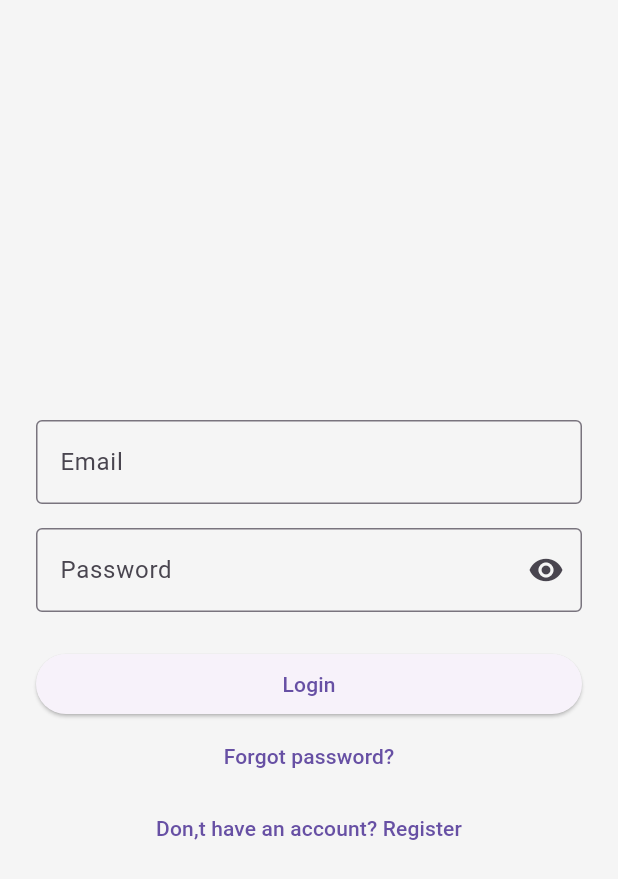
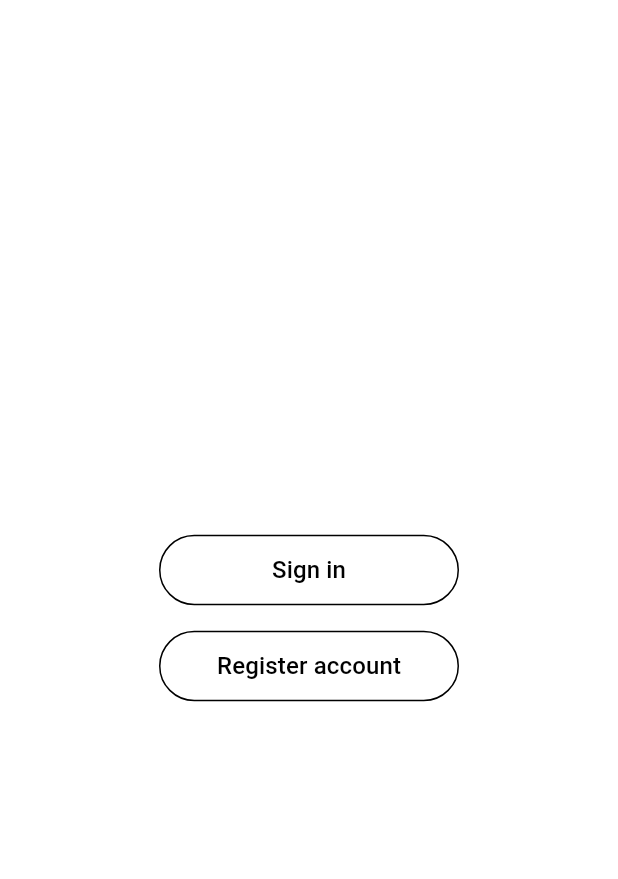
Before and after one commit to Abdulsathar27/strell, a Flutter app: the screen it shows after launch, on a phone screen of 412 x 824 dp. Shown: the top 879 px of the screen. Run offline on Flutter 3.47's test engine with Material 3 defaults, Android fonts, the phone set to English and light mode, and no system bars.

```diff
--- /dev/null
+++ b/lib/screens/getstarted_page.dart
@@ -0,0 +1,19 @@
+import 'package:app/widgets/get_started/get_started_widget.dart';
+import 'package:flutter/material.dart';
+
+
+class GetStartedPage extends StatelessWidget {
+  const GetStartedPage({super.key});
+
+  @override
+  Widget build(BuildContext context) {
+    return const Scaffold(
+      backgroundColor: Colors.white,
+      body: SafeArea(
+        child: Center(
+          child:GetStartedWidget(),
+        ),
+      ),
+    );
+  }
+}
--- a/lib/screens/login_page.dart
+++ b/lib/screens/login_page.dart
@@ -1,5 +1,6 @@
-import 'package:app/screens/register_page.dart';
+import 'package:app/widgets/login/login_page.dart';
 import 'package:flutter/material.dart';
+
 
 class LoginPage extends StatefulWidget {
   const LoginPage({super.key});
@@ -18,59 +19,10 @@ class _LoginPageState extends State<LoginPage> {
   Widget build(BuildContext context) {
     return Scaffold(
       backgroundColor: Colors.grey[100],
-      body: Center(
+      body: const Center(
         child: SingleChildScrollView(
-          padding: const EdgeInsets.symmetric(horizontal: 24),
-          child: Form(
-            child: Column(
-              children: [
-                const SizedBox(height: 32),
-                TextFormField(
-                  keyboardType: TextInputType.emailAddress,
-                  decoration: const InputDecoration(
-                    labelText: 'Email',
-                    border: OutlineInputBorder(),
-                  ),
-                ),
-
-                const SizedBox(height: 16),
-                TextFormField(
-                  decoration: InputDecoration(
-                    labelText: 'Password',
-                    border: const OutlineInputBorder(),
-                    suffixIcon: IconButton(
-                      icon: Icon(Icons.visibility),
-                      onPressed: () {},
-                    ),
-                  ),
-                ),
-
-                const SizedBox(height: 24),
-                SizedBox(
-                  width: double.infinity,
-                  child: ElevatedButton(
-                    onPressed: () {},
-                    child: const Text('Login'),
-                  ),
-                ),
-                TextButton(
-                  onPressed: () {},
-                  child: const Text('Forgot password?'),
-                ),
-                TextButton(
-                  onPressed: () {
-                    Navigator.push(
-                      context,
-                      MaterialPageRoute(
-                        builder: (context) => const RegisterPage(),
-                      ),
-                    );
-                  },
-                  child: const Text("Don,t have an account? Register"),
-                ),
-              ],
-            ),
-          ),
+          padding: EdgeInsets.symmetric(horizontal: 24),
+          child: LoginFormWidget(),
         ),
       ),
     );
--- a/lib/screens/splash.dart
+++ b/lib/screens/splash.dart
@@ -1,5 +1,5 @@
+import 'package:app/screens/getstarted_page.dart';
 import 'package:flutter/material.dart';
-import 'package:app/screens/login_page.dart';
 
 class Splash extends StatefulWidget {
   const Splash({super.key});
@@ -20,14 +20,14 @@ class _SplashState extends State<Splash> {
     if (!mounted) return;
     Navigator.pushReplacement(
       context,
-      MaterialPageRoute(builder: (_) => const LoginPage()),
+      MaterialPageRoute(builder: (_) => const GetStartedPage()),
     );
   }
 
   @override
   Widget build(BuildContext context) {
     return const Scaffold(
-      backgroundColor: Colors.red,
+      backgroundColor: Colors.tealAccent,
       body: Center(
         child: Text(
           'Strell',
--- /dev/null
+++ b/lib/widgets/get_started/get_started_widget.dart
@@ -0,0 +1,64 @@
+import 'package:app/screens/login_page.dart';
+import 'package:app/screens/register_page.dart';
+import 'package:flutter/material.dart';
+
+
+class GetStartedWidget extends StatelessWidget {
+  const GetStartedWidget({super.key});
+
+  @override
+  Widget build(BuildContext context) {
+    return Column(
+      mainAxisAlignment: MainAxisAlignment.center,
+      children: [
+        /// Sign in button
+        SizedBox(
+          width: 200,
+          child: OutlinedButton(
+            style: OutlinedButton.styleFrom(
+              padding: const EdgeInsets.symmetric(vertical: 12),
+              side: const BorderSide(color: Colors.black, width: 1),
+            ),
+            onPressed: () {
+              Navigator.push(
+                context,
+                MaterialPageRoute(
+                  builder: (context) => const LoginPage(),
+                ),
+              );
+            },
+            child: const Text(
+              "Sign in",
+              style: TextStyle(fontSize: 16, color: Colors.black),
+            ),
+          ),
+        ),
+
+        const SizedBox(height: 16),
+
+        /// Register account button
+        SizedBox(
+          width: 200,
+          child: OutlinedButton(
+            style: OutlinedButton.styleFrom(
+              padding: const EdgeInsets.symmetric(vertical: 12),
+              side: const BorderSide(color: Colors.black, width: 1),
+            ),
+            onPressed: () {
+              Navigator.push(
+                context,
+                MaterialPageRoute(
+                  builder: (context) => const RegisterPage(),
+                ),
+              );
+            },
+            child: const Text(
+              "Register account",
+              style: TextStyle(fontSize: 16, color: Colors.black),
+            ),
+          ),
+        ),
+      ],
+    );
+  }
+}
```
Also changed, not shown: lib/screens/otp_page.dart (added, +24 -0 lines), lib/screens/register_page.dart (+4 -63 lines), lib/widgets/login/login_page.dart (added, +106 -0 lines), lib/widgets/otp_widgets/otp_widget.dart (added, +135 -0 lines), lib/widgets/register/register_widget.dart (added, +72 -0 lines).
